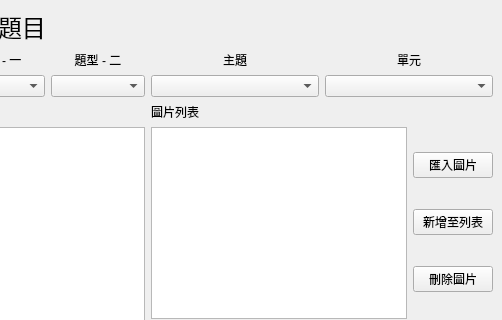
Above: view/UI/Add_Edit_Question_UI.ui from allen880612/Question-Database-System before the change; both pictures show x 458 to 960 and y 0 to 320 of the 960 by 480 pixel window. Below: the same form after it.
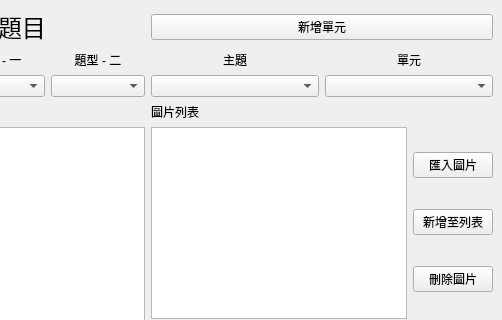
That is the form after the change.

```diff
--- a/view/UI/Add_Edit_Question_UI.ui
+++ b/view/UI/Add_Edit_Question_UI.ui
@@ -262,6 +262,13 @@
         </property>
        </widget>
       </item>
+      <item row="1" column="2">
+       <widget class="QPushButton" name="button_add_unit">
+        <property name="text">
+         <string>新增單元</string>
+        </property>
+       </widget>
+      </item>
      </layout>
     </item>
    </layout>
```
